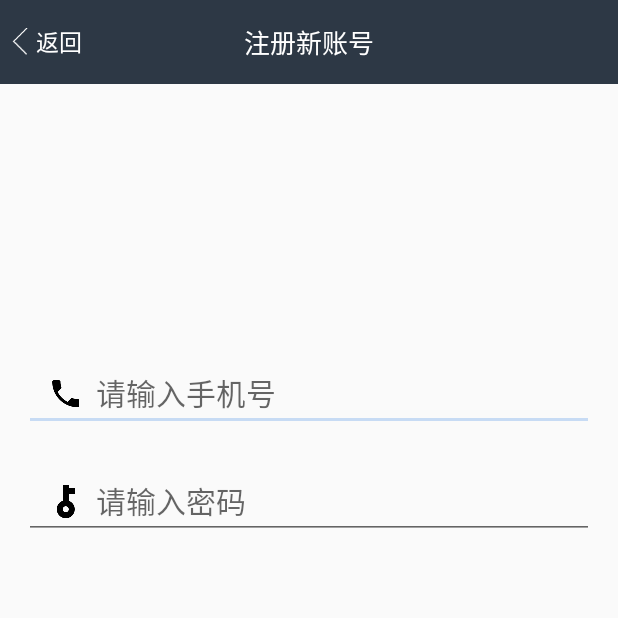
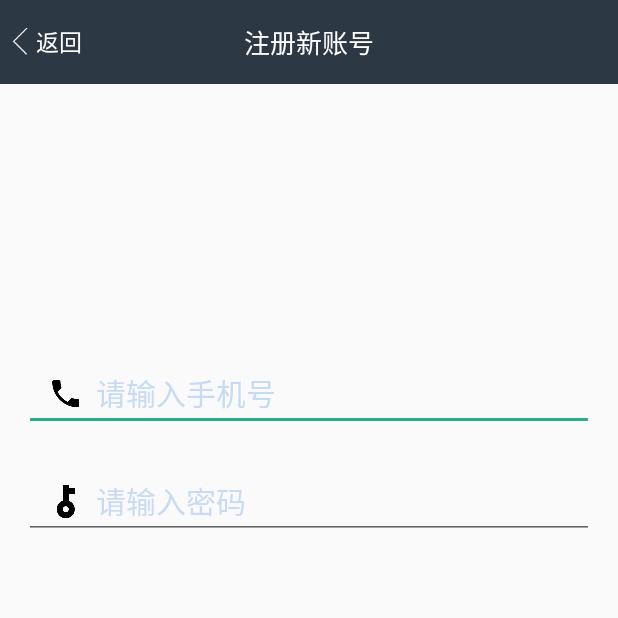
Before and after one commit to LwkCoder/FamilyChat, an Android app: the RegistActivity screen opened directly, with no data from a screen before it, on a phone screen of 412 x 824 dp, the top half of it. Run offline under Robolectric (Android 15) with nearby library versions, the phone set to English and light mode, and no system bars; plain views replace FlatEditText; 30 statements that could not run were skipped.

Commit message:
Change color
Change-Id: I4ade47549aedcbfa6f2b19eab8132537094dec84

```diff
--- a/app/src/main/res/layout/activity_splash.xml
+++ b/app/src/main/res/layout/activity_splash.xml
@@ -27,7 +27,7 @@
             android:layout_gravity="center"
             android:layout_marginTop="@dimen/spacing_normal"
             android:text="@string/app_name"
-            android:textColor="@color/colorAccent"/>
+            android:textColor="@color/deep_light"/>
     </LinearLayout>
 
     <TextView
@@ -36,6 +36,6 @@
         android:layout_gravity="bottom|center_horizontal"
         android:layout_marginBottom="@dimen/spacing_normal"
         android:text="@string/AuthorDesc"
-        android:textColor="@color/colorAccent"/>
+        android:textColor="@color/deep_light"/>
 
 </FrameLayout>
--- a/app/src/main/res/layout/layout_common_phone_pwd_input.xml
+++ b/app/src/main/res/layout/layout_common_phone_pwd_input.xml
@@ -15,9 +15,10 @@
         android:inputType="phone"
         android:paddingLeft="@dimen/spacing_normal"
         android:paddingRight="@dimen/spacing_normal"
+        android:textColorHint="@color/deep_light"
         android:textSize="@dimen/font_large"
+        flatui:fl_borderWidth="1dp"
         flatui:fl_cornerRadius="1dp"
-        flatui:fl_borderWidth="1dp"
         flatui:fl_fieldStyle="fl_transparent"
         flatui:fl_theme="@array/deep"/>
 
@@ -32,9 +33,10 @@
         android:inputType="textPassword"
         android:paddingLeft="@dimen/spacing_normal"
         android:paddingRight="@dimen/spacing_normal"
+        android:textColorHint="@color/deep_light"
         android:textSize="@dimen/font_large"
+        flatui:fl_borderWidth="1dp"
         flatui:fl_cornerRadius="1dp"
-        flatui:fl_borderWidth="1dp"
         flatui:fl_fieldStyle="fl_transparent"
         flatui:fl_theme="@array/deep"/>
 
--- a/app/src/main/res/values/colors.xml
+++ b/app/src/main/res/values/colors.xml
@@ -2,11 +2,11 @@
 <resources>
     <color name="colorPrimary">@color/deep_dark</color>
     <color name="colorPrimaryDark">@color/deep_darker</color>
-    <color name="colorAccent">@color/deep_light</color>
+    <color name="colorAccent">@color/grass_primary</color>
 
     <!--BottomNavigationBar-->
     <color name="bnbActiveColor">@android:color/holo_blue_bright</color>
-    <color name="bnbInActiveColor">@color/colorAccent</color>
+    <color name="bnbInActiveColor">@color/deep_light</color>
     <color name="bnbBackgroudColor">@color/colorPrimary</color>
 
     <color name="deep_bg_pull_down">#1d3845</color>
```
